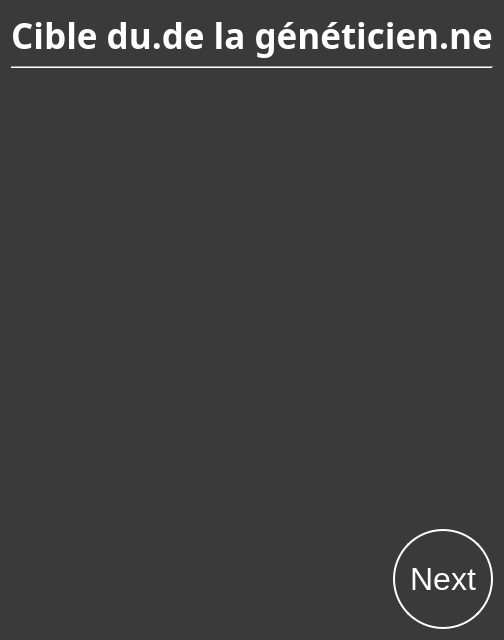
Above: SporzOBC-WAL/code/resources/Phases/Night/Geneticist/target.ui from Eben-Epi/SporzOBC before the change. Below: the same form after it.
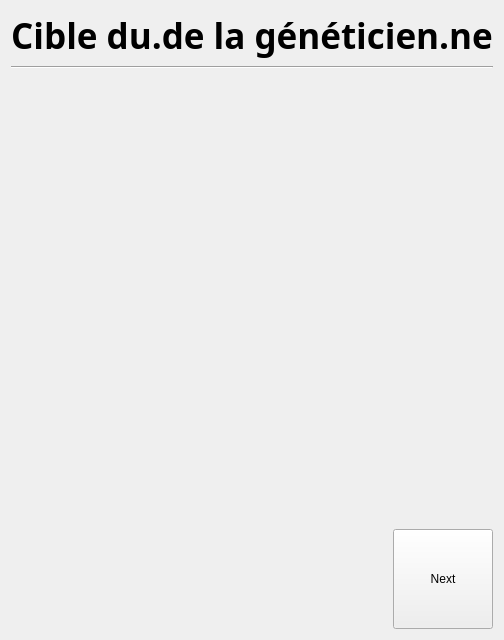
That is the form after the change.

Commit message: Changed style management of application (will need to use scratchpad pour a lot of night ui views)

```diff
--- a/SporzOBC-WAL/code/resources/Phases/Night/Geneticist/target.ui
+++ b/SporzOBC-WAL/code/resources/Phases/Night/Geneticist/target.ui
@@ -13,23 +13,7 @@
   <property name="windowTitle">
    <string>Form</string>
   </property>
-  <property name="styleSheet">
-   <string notr="true">#GeneticistTarget {
-    background-color: rgb(58, 58, 58);;
-    }
-
-QLabel {
-	color:white;
-}
-
-QPushButton  {
-    border: 2px solid white;
-    background-color: rgb(58, 58, 58);
-    padding: 10px 10px;
-    font-size: 32px;
-	color:white;
-    border-radius: 50px;
-}</string>
+  <property name="styleSheet"><string notr="true"/>
   </property>
   <layout class="QGridLayout" name="gridLayout">
    <item row="0" column="0">
```
The commit also changes 109 other files.
